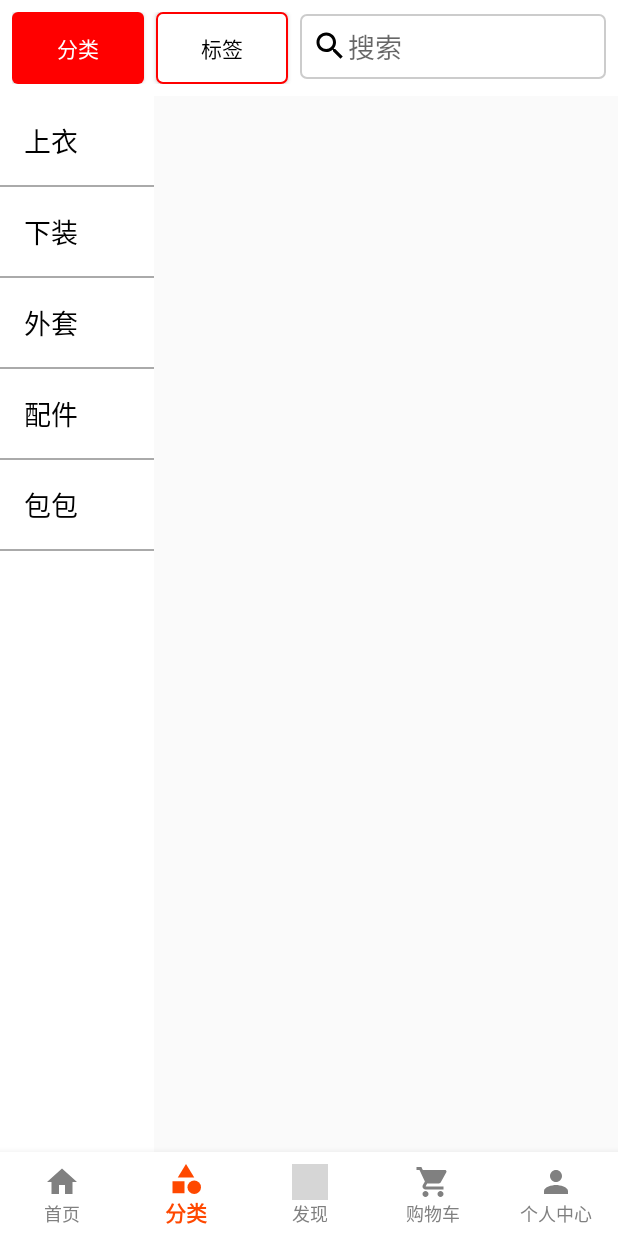
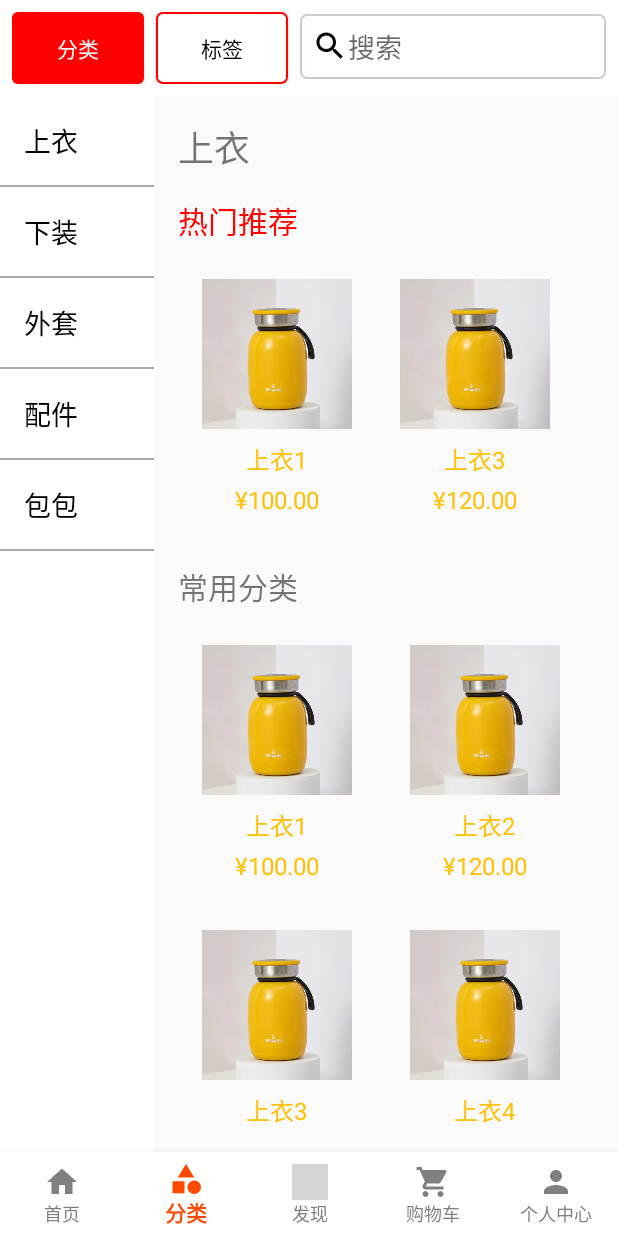
Before and after one commit to GanBro/AndroidAssignment, an Android app: the screen it shows after launch (MainActivity), item 2 of the bottom bar chosen, on a phone screen of 412 x 824 dp. Run offline under Robolectric (Android 15) with nearby library versions, the phone set to English and light mode, and no system bars; grey boxes are pictures that could not be loaded.

Commit message:
购物车 解决分类ui bug

```diff
--- a/app/src/main/java/com/ganbro/shopmaster/activities/MainActivity.java
+++ b/app/src/main/java/com/ganbro/shopmaster/activities/MainActivity.java
@@ -14,7 +14,6 @@ import com.ganbro.shopmaster.fragments.CategoryFragment;
 import com.ganbro.shopmaster.fragments.DiscoverFragment;
 import com.ganbro.shopmaster.fragments.HomeFragment;
 import com.ganbro.shopmaster.fragments.ProfileFragment;
-import com.ganbro.shopmaster.models.Product;
 import com.google.android.material.bottomnavigation.BottomNavigationView;
 
 public class MainActivity extends AppCompatActivity {
@@ -30,7 +29,7 @@ public class MainActivity extends AppCompatActivity {
         resetDatabase();
 
         // 插入示例数据
-        insertSampleData();
+        initializeProducts();
 
         // Initialize bottom navigation view and set listener
         bottomNavigationView = findViewById(R.id.bottom_navigation);
@@ -77,20 +76,8 @@ public class MainActivity extends AppCompatActivity {
         databaseManager.getWritableDatabase();
     }
 
-    private void insertSampleData() {
+    private void initializeProducts() {
         ProductDao productDao = new ProductDao(this);
-        productDao.addProduct(new Product(0, "上衣1", 100.00, "product_image", 1, "上衣"));
-        productDao.addProduct(new Product(0, "上衣2", 120.00, "product_image", 1, "上衣"));
-        productDao.addProduct(new Product(0, "上衣3", 130.00, "product_image", 1, "上衣"));
-        productDao.addProduct(new Product(0, "上衣4", 140.00, "product_image", 1, "上衣"));
-        productDao.addProduct(new Product(0, "下装1", 150.00, "product_image", 1, "下装"));
-        productDao.addProduct(new Product(0, "下装2", 160.00, "product_image", 1, "下装"));
-        productDao.addProduct(new Product(0, "外套1", 200.00, "product_image", 1, "外套"));
-        productDao.addProduct(new Product(0, "外套2", 220.00, "product_image", 1, "外套"));
-        productDao.addProduct(new Product(0, "配件1", 50.00, "product_image", 1, "配件"));
-        productDao.addProduct(new Product(0, "配件2", 60.00, "product_image", 1, "配件"));
-        productDao.addProduct(new Product(0, "包包1", 300.00, "product_image", 1, "包包"));
-        productDao.addProduct(new Product(0, "包包2", 320.00, "product_image", 1, "包包"));
-        // 你可以继续添加更多类别和商品
+        productDao.initializeProducts();
     }
 }
--- a/app/src/main/java/com/ganbro/shopmaster/database/ProductDao.java
+++ b/app/src/main/java/com/ganbro/shopmaster/database/ProductDao.java
@@ -24,6 +24,7 @@ public class ProductDao {
         values.put(ProductDatabaseHelper.COLUMN_IMAGE_URL, product.getImageUrl());
         values.put(ProductDatabaseHelper.COLUMN_QUANTITY, product.getQuantity());
         values.put(ProductDatabaseHelper.COLUMN_CATEGORY, product.getCategory());
+        values.put(ProductDatabaseHelper.COLUMN_IS_RECOMMENDED, product.isRecommended() ? 1 : 0);
         db.insert(ProductDatabaseHelper.TABLE_PRODUCT, null, values);
     }
 
@@ -38,7 +39,8 @@ public class ProductDao {
                         cursor.getDouble(cursor.getColumnIndexOrThrow(ProductDatabaseHelper.COLUMN_PRICE)),
                         cursor.getString(cursor.getColumnIndexOrThrow(ProductDatabaseHelper.COLUMN_IMAGE_URL)),
                         cursor.getInt(cursor.getColumnIndexOrThrow(ProductDatabaseHelper.COLUMN_QUANTITY)),
-                        cursor.getString(cursor.getColumnIndexOrThrow(ProductDatabaseHelper.COLUMN_CATEGORY))
+                        cursor.getString(cursor.getColumnIndexOrThrow(ProductDatabaseHelper.COLUMN_CATEGORY)),
+                        cursor.getInt(cursor.getColumnIndexOrThrow(ProductDatabaseHelper.COLUMN_IS_RECOMMENDED)) == 1
                 );
                 productList.add(product);
             } while (cursor.moveToNext());
@@ -46,4 +48,37 @@ public class ProductDao {
         cursor.close();
         return productList;
     }
+
+    public List<Product> getRecommendedProductsByCategory(String category) {
+        List<Product> productList = new ArrayList<>();
+        Cursor cursor = db.query(ProductDatabaseHelper.TABLE_PRODUCT, null, ProductDatabaseHelper.COLUMN_CATEGORY + "=? AND " + ProductDatabaseHelper.COLUMN_IS_RECOMMENDED + "=?", new String[]{category, "1"}, null, null, null);
+        if (cursor.moveToFirst()) {
+            do {
+                Product product = new Product(
+                        cursor.getInt(cursor.getColumnIndexOrThrow(ProductDatabaseHelper.COLUMN_ID)),
+                        cursor.getString(cursor.getColumnIndexOrThrow(ProductDatabaseHelper.COLUMN_NAME)),
+                        cursor.getDouble(cursor.getColumnIndexOrThrow(ProductDatabaseHelper.COLUMN_PRICE)),
+                        cursor.getString(cursor.getColumnIndexOrThrow(ProductDatabaseHelper.COLUMN_IMAGE_URL)),
+                        cursor.getInt(cursor.getColumnIndexOrThrow(ProductDatabaseHelper.COLUMN_QUANTITY)),
+                        cursor.getString(cursor.getColumnIndexOrThrow(ProductDatabaseHelper.COLUMN_CATEGORY)),
+                        cursor.getInt(cursor.getColumnIndexOrThrow(ProductDatabaseHelper.COLUMN_IS_RECOMMENDED)) == 1
+                );
+                productList.add(product);
+            } while (cursor.moveToNext());
+        }
+        cursor.close();
+        return productList;
+    }
+
+    public void initializeProducts() {
+        addProduct(new Product(0, "上衣1", 100.00, "product_image", 1, "上衣", true));
+        addProduct(new Product(0, "上衣2", 120.00, "product_image", 1, "上衣", false));
+        addProduct(new Product(0, "上衣3", 120.00, "product_image", 1, "上衣", true));
+        addProduct(new Product(0, "上衣4", 120.00, "product_image", 1, "上衣", true));
+        addProduct(new Product(0, "下装1", 150.00, "product_image", 1, "下装", true));
+        addProduct(new Product(0, "外套1", 200.00, "product_image", 1, "外套", false));
+        addProduct(new Product(0, "配件1", 50.00, "product_image", 1, "配件", true));
+        addProduct(new Product(0, "包包1", 300.00, "product_image", 1, "包包", false));
+        // 继续添加更多的商品
+    }
 }
--- a/app/src/main/java/com/ganbro/shopmaster/database/ProductDatabaseHelper.java
+++ b/app/src/main/java/com/ganbro/shopmaster/database/ProductDatabaseHelper.java
@@ -1,13 +1,8 @@
 package com.ganbro.shopmaster.database;
 
-import android.content.ContentValues;
 import android.content.Context;
-import android.database.Cursor;
 import android.database.sqlite.SQLiteDatabase;
 import android.database.sqlite.SQLiteOpenHelper;
-import com.ganbro.shopmaster.models.Product;
-import java.util.ArrayList;
-import java.util.List;
 
 public class ProductDatabaseHelper extends SQLiteOpenHelper {
 
@@ -21,6 +16,7 @@ public class ProductDatabaseHelper extends SQLiteOpenHelper {
     public static final String COLUMN_IMAGE_URL = "image_url";
     public static final String COLUMN_QUANTITY = "quantity";
     public static final String COLUMN_CATEGORY = "category";
+    public static final String COLUMN_IS_RECOMMENDED = "is_recommended";  // 新增字段
 
     public static final String TABLE_CREATE =
             "CREATE TABLE " + TABLE_PRODUCT + " (" +
@@ -29,7 +25,8 @@ public class ProductDatabaseHelper extends SQLiteOpenHelper {
                     COLUMN_PRICE + " REAL, " +
                     COLUMN_IMAGE_URL + " TEXT, " +
                     COLUMN_QUANTITY + " INTEGER, " +
-                    COLUMN_CATEGORY + " TEXT);";
+                    COLUMN_CATEGORY + " TEXT, " +
+                    COLUMN_IS_RECOMMENDED + " INTEGER);";  // 在创建表语句中包含该字段
 
     public ProductDatabaseHelper(Context context) {
         super(context, DATABASE_NAME, null, DATABASE_VERSION);
--- a/app/src/main/java/com/ganbro/shopmaster/fragments/CategoryFragment.java
+++ b/app/src/main/java/com/ganbro/shopmaster/fragments/CategoryFragment.java
@@ -16,6 +16,7 @@ import java.util.List;
 public class CategoryFragment extends Fragment {
 
     private ListView listViewCategories;
+    private List<String> categories;
 
     @Nullable
     @Override
@@ -24,7 +25,7 @@ public class CategoryFragment extends Fragment {
 
         listViewCategories = view.findViewById(R.id.listView_categories);
         // 初始化分类列表数据
-        List<String> categories = new ArrayList<>();
+        categories = new ArrayList<>();
         categories.add("上衣");
         categories.add("下装");
         categories.add("外套");
@@ -44,6 +45,19 @@ public class CategoryFragment extends Fragment {
                     .commit();
         });
 
+        // 自动加载第一个类别内容
+        if (!categories.isEmpty()) {
+            loadCategoryContent(0);
+        }
+
         return view;
     }
+
+    private void loadCategoryContent(int position) {
+        String category = categories.get(position);
+        Fragment fragment = CommonCategoryFragment.newInstance(category);
+        getFragmentManager().beginTransaction()
+                .replace(R.id.layout_content, fragment)
+                .commit();
+    }
 }
--- a/app/src/main/java/com/ganbro/shopmaster/fragments/CommonCategoryFragment.java
+++ b/app/src/main/java/com/ganbro/shopmaster/fragments/CommonCategoryFragment.java
@@ -8,19 +8,20 @@ import android.widget.TextView;
 import androidx.annotation.NonNull;
 import androidx.annotation.Nullable;
 import androidx.fragment.app.Fragment;
+import androidx.recyclerview.widget.GridLayoutManager;
 import androidx.recyclerview.widget.LinearLayoutManager;
 import androidx.recyclerview.widget.RecyclerView;
 import com.ganbro.shopmaster.R;
 import com.ganbro.shopmaster.adapters.ProductAdapter;
 import com.ganbro.shopmaster.database.ProductDao;
 import com.ganbro.shopmaster.models.Product;
+
 import java.util.List;
 
 public class CommonCategoryFragment extends Fragment {
 
     private static final String ARG_CATEGORY_NAME = "category_name";
     private String categoryName;
-
     private RecyclerView recyclerViewRecommend;
     private RecyclerView recyclerViewCommon;
     private ProductAdapter recommendAdapter;
@@ -58,7 +59,7 @@ public class CommonCategoryFragment extends Fragment {
         recyclerViewCommon = view.findViewById(R.id.recycler_view_common);
 
         recyclerViewRecommend.setLayoutManager(new LinearLayoutManager(getContext(), LinearLayoutManager.HORIZONTAL, false));
-        recyclerViewCommon.setLayoutManager(new LinearLayoutManager(getContext()));
+        recyclerViewCommon.setLayoutManager(new GridLayoutManager(getContext(), 2)); // 设置为GridLayoutManager，每行2列
 
         // 从数据库中获取产品数据
         loadProductsFromDatabase();
@@ -74,9 +75,9 @@ public class CommonCategoryFragment extends Fragment {
 
     private void loadProductsFromDatabase() {
         ProductDao productDao = new ProductDao(getContext());
-        // 根据分类名称获取产品数据
+        // 获取推荐产品
+        recommendProducts = productDao.getRecommendedProductsByCategory(categoryName);
+        // 获取常用分类产品
         commonProducts = productDao.getProductsByCategory(categoryName);
-        // 假设热门推荐就是前两个产品
-        recommendProducts = commonProducts.subList(0, Math.min(2, commonProducts.size()));
     }
 }
--- a/app/src/main/java/com/ganbro/shopmaster/models/Product.java
+++ b/app/src/main/java/com/ganbro/shopmaster/models/Product.java
@@ -8,6 +8,7 @@ public class Product {
     private int quantity;
     private String category;
     private boolean isSelected; // 选择状态属性
+    private boolean isRecommended; // 热门推荐属性
 
     public Product(int id, String name, double price, String imageUrl, int quantity, String category) {
         this.id = id;
@@ -17,6 +18,18 @@ public class Product {
         this.quantity = quantity;
         this.category = category;
         this.isSelected = false; // 默认值为 false
+        this.isRecommended = false; // 默认值为 false
+    }
+
+    public Product(int id, String name, double price, String imageUrl, int quantity, String category, boolean isRecommended) {
+        this.id = id;
+        this.name = name;
+        this.price = price;
+        this.imageUrl = imageUrl;
+        this.quantity = quantity;
+        this.category = category;
+        this.isSelected = false; // 默认值为 false
+        this.isRecommended = isRecommended;
     }
 
     // Getter and Setter methods
@@ -76,4 +89,12 @@ public class Product {
     public void setSelected(boolean selected) {
         isSelected = selected;
     }
+
+    public boolean isRecommended() {
+        return isRecommended;
+    }
+
+    public void setRecommended(boolean recommended) {
+        isRecommended = recommended;
+    }
 }
--- a/app/src/main/res/layout/fragment_common_category.xml
+++ b/app/src/main/res/layout/fragment_common_category.xml
@@ -1,4 +1,3 @@
-<?xml version="1.0" encoding="utf-8"?>
 <LinearLayout xmlns:android="http://schemas.android.com/apk/res/android"
     xmlns:app="http://schemas.android.com/apk/res-auto"
     android:layout_width="match_parent"
```
